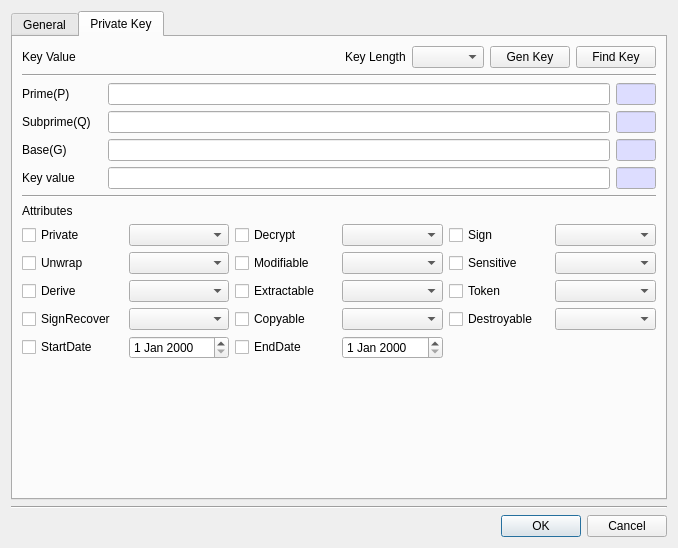
Qt form CryptokiMan/create_dsa_pri_key_dlg.ui (jykim74/CryptokiMan) before a commit.
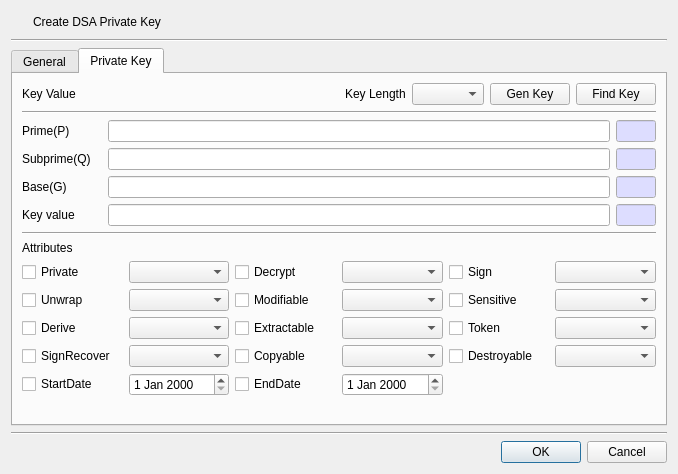
The same form after that commit. The open tabs and pages were chosen to show the change. Icons and pictures are not drawn.

The edit to the form file:
```diff
--- a/CryptokiMan/create_dsa_pri_key_dlg.ui
+++ b/CryptokiMan/create_dsa_pri_key_dlg.ui
@@ -7,13 +7,57 @@
     <x>0</x>
     <y>0</y>
     <width>678</width>
-    <height>548</height>
+    <height>474</height>
    </rect>
   </property>
   <property name="windowTitle">
    <string>Create dsa private key</string>
   </property>
   <layout class="QVBoxLayout" name="verticalLayout">
+   <item>
+    <layout class="QGridLayout" name="gridLayout_7">
+     <item row="0" column="1">
+      <widget class="QLabel" name="label_2">
+       <property name="text">
+        <string>Create DSA Private Key</string>
+       </property>
+      </widget>
+     </item>
+     <item row="0" column="0">
+      <widget class="QPushButton" name="pushButton">
+       <property name="minimumSize">
+        <size>
+         <width>16</width>
+         <height>0</height>
+        </size>
+       </property>
+       <property name="maximumSize">
+        <size>
+         <width>16</width>
+         <height>16777215</height>
+        </size>
+       </property>
+       <property name="text">
+        <string/>
+       </property>
+       <property name="icon">
+        <iconset resource="cryptokiman.qrc">
+         <normaloff>:/images/dsa_pr.png</normaloff>:/images/dsa_pr.png</iconset>
+       </property>
+       <property name="flat">
+        <bool>true</bool>
+       </property>
+      </widget>
+     </item>
+    </layout>
+   </item>
+   <item>
+    <widget class="Line" name="line_6">
+     <property name="orientation">
+      <enum>Qt::Horizontal</enum>
+     </property>
+    </widget>
+   </item>
    <item>
     <widget class="QTabWidget" name="tabWidget">
      <property name="currentIndex">
```
Left out of the diff: 6 changed lines with no effect on the pictures.
